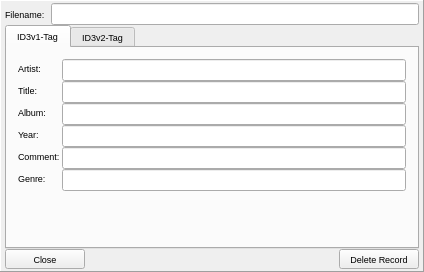
pfedick/winmusik, file forms/oimpinfo.ui: the form before one commit.
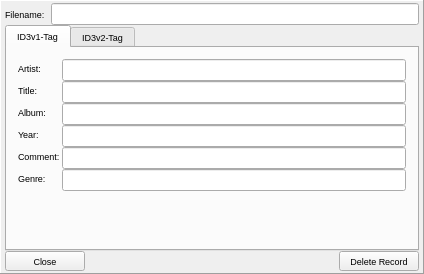
The form after the commit. Icons and pictures are not drawn.

```diff
--- a/forms/oimpinfo.ui
+++ b/forms/oimpinfo.ui
@@ -7,7 +7,7 @@
     <x>0</x>
     <y>0</y>
     <width>424</width>
-    <height>272</height>
+    <height>274</height>
    </rect>
   </property>
   <property name="windowTitle">
```
Left out of the diff: 4 changed lines with no effect on the pictures.
